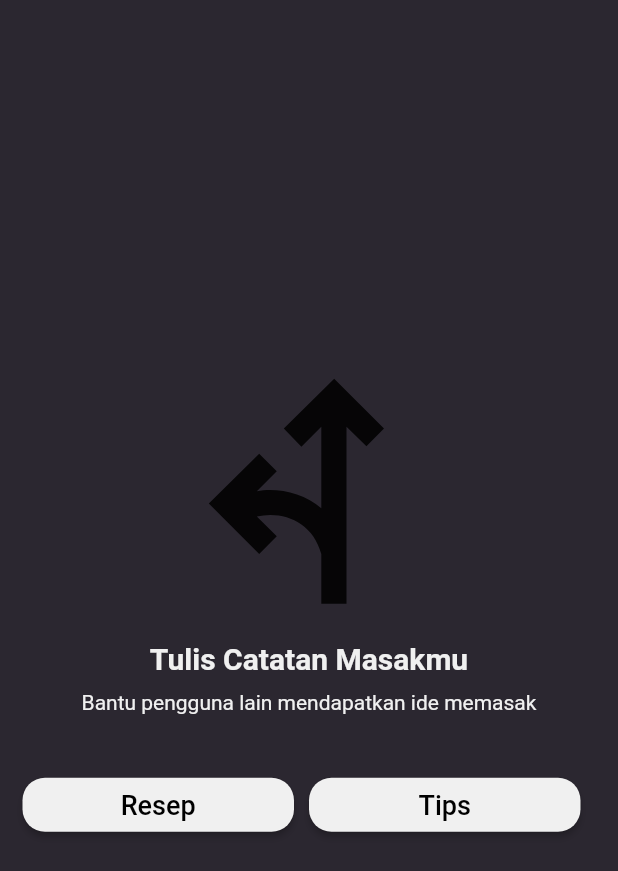
After one commit to Riand1/tugasFlutter, a Flutter app: the ScreeenAddMenu screen opened directly, on a phone screen of 412 x 824 dp. The commit adds this screen. Shown: the top 871 px of the screen. Run offline on Flutter 3.47's test engine with Material 2 defaults, Android fonts, the phone set to English and light mode, and no system bars.

Commit message:
membuat screen main addResep

```diff
--- /dev/null
+++ b/lib/views/addMenu/screenAddMenu.dart
@@ -0,0 +1,124 @@
+import 'package:flutter/material.dart';
+import 'package:foodies/utils/myColorApp.dart';
+
+class ScreeenAddMenu extends StatefulWidget {
+  const ScreeenAddMenu({super.key});
+
+  @override
+  State<ScreeenAddMenu> createState() => _ScreeenAddMenuState();
+}
+
+class _ScreeenAddMenuState extends State<ScreeenAddMenu> {
+  @override
+  Widget build(BuildContext context) {
+    return Scaffold(
+      backgroundColor: ColorConstants.themeColor,
+      body: Padding(
+          padding: const EdgeInsets.all(0),
+          child: Column(
+            mainAxisAlignment: MainAxisAlignment.center,
+            children: [
+              Padding(
+                padding: const EdgeInsets.all(15),
+                child: Column(
+                  children: [
+                    Container(
+                      child: Icon(
+                        Icons.fork_left,
+                        size: 200,
+                      ),
+                    ),
+                    Container(
+                      child: Column(
+                        children: [
+                          Text(
+                            'Tulis Catatan Masakmu',
+                            style: TextStyle(
+                                color: ColorConstants.textWhite,
+                                fontSize: 20,
+                                fontWeight: FontWeight.bold),
+                          ),
+                          SizedBox(
+                            height: 10,
+                          ),
+                          Text(
+                            textAlign: TextAlign.center,
+                            'Bantu pengguna lain mendapatkan ide memasak',
+                            style: TextStyle(
+                              color: ColorConstants.textWhite,
+                            ),
+                          ),
+                        ],
+                      ),
+                    ),
+                    Container(
+                        margin: EdgeInsets.symmetric(vertical: 30),
+                        width: double.infinity,
+                        height: 60,
+                        child: Row(
+                          mainAxisAlignment: MainAxisAlignment.center,
+                          children: [
+                            Expanded(
+                              child: ElevatedButton(
+                                onPressed: () {},
+                                child: Text(
+                                  'Resep',
+                                  style: TextStyle(
+                                      fontSize: 18,
+                                      color: ColorConstants.textBlack),
+                                ),
+                                style: ElevatedButton.styleFrom(
+                                    shape: RoundedRectangleBorder(
+                                      borderRadius: BorderRadius.circular(15),
+                                    ),
+                                    primary: Color(0XFFF0F0F0)),
+                              ),
+                            ),
+                            SizedBox(
+                              width: 10,
+                            ),
+                            Expanded(
+                              child: ElevatedButton(
+                                onPressed: () {},
+                                child: Text(
+                                  'Tips',
+                                  style: TextStyle(
+                                      fontSize: 18,
+                                      color: ColorConstants.textBlack),
+                                ),
+                                style: ElevatedButton.styleFrom(
+                                    shape: RoundedRectangleBorder(
+                                      borderRadius: BorderRadius.circular(15),
+                                    ),
+                                    primary: Color(0XFFF0F0F0)),
+                              ),
+                            ),
+                            SizedBox(
+                              width: 10,
+                            ),
+                            // Expanded(
+                            //   child: ElevatedButton(
+                            //     onPressed: () {},
+                            //     child: Text(
+                            //       'Cookbook',
+                            //       style: TextStyle(
+                            //           fontSize: 18,
+                            //           color: ColorConstants.textBlack),
+                            //     ),
+                            //     style: ElevatedButton.styleFrom(
+                            //         shape: RoundedRectangleBorder(
+                            //           borderRadius: BorderRadius.circular(15),
+                            //         ),
+                            //         primary: Color(0XFFF0F0F0)),
+                            //   ),
+                            // ),
+                          ],
+                        )),
+                  ],
+                ),
+              )
+            ],
+          )),
+    );
+  }
+}
--- a/lib/views/bottomNavigation.dart
+++ b/lib/views/bottomNavigation.dart
@@ -2,6 +2,7 @@ import 'package:flutter/material.dart';
 import 'package:foodies/providers/LoginRegisProvider.dart';
 import 'package:foodies/views/home/ScreenMainHome.dart';
 import 'package:foodies/utils/myColorApp.dart';
+import 'package:foodies/views/addMenu/screenAddMenu.dart';
 import 'package:foodies/views/profile/screenProfile.dart';
 import 'package:provider/provider.dart';
 
@@ -36,7 +37,7 @@ class _BottomNavMainState extends State<BottomNavMain> {
         body = ScreenMainHome();
         break;
       case 1:
-        // body = ScreeenAddMenu();
+        body = ScreeenAddMenu();
         break;
       case 2:
         body = ScreenProfile();
```
